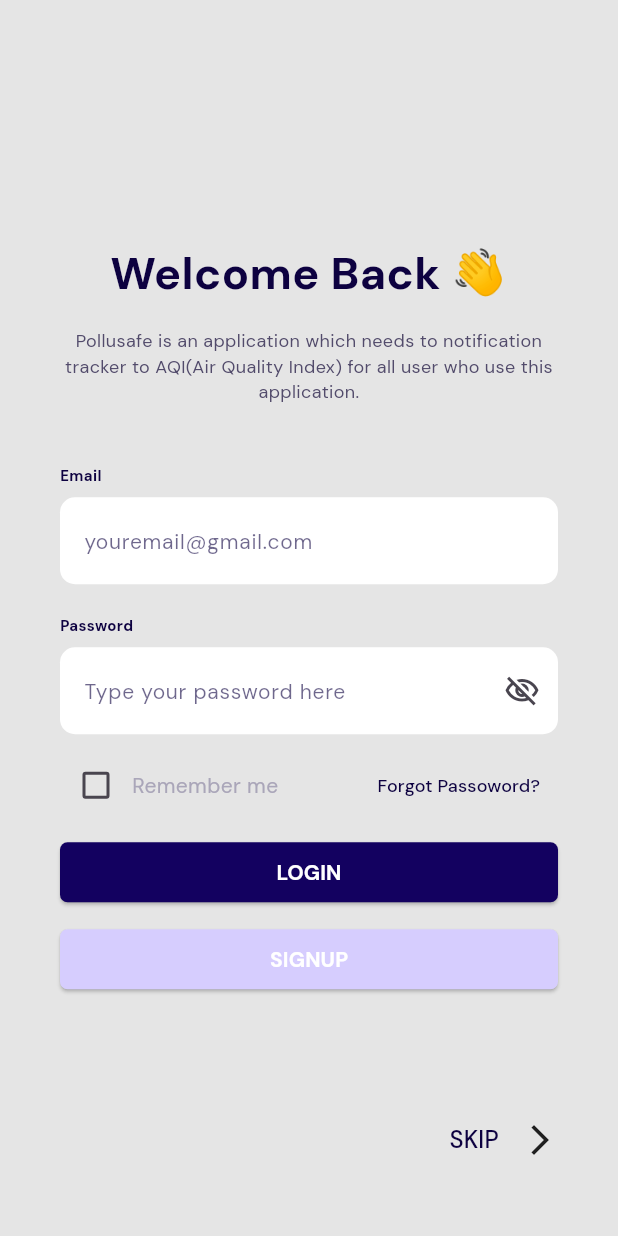
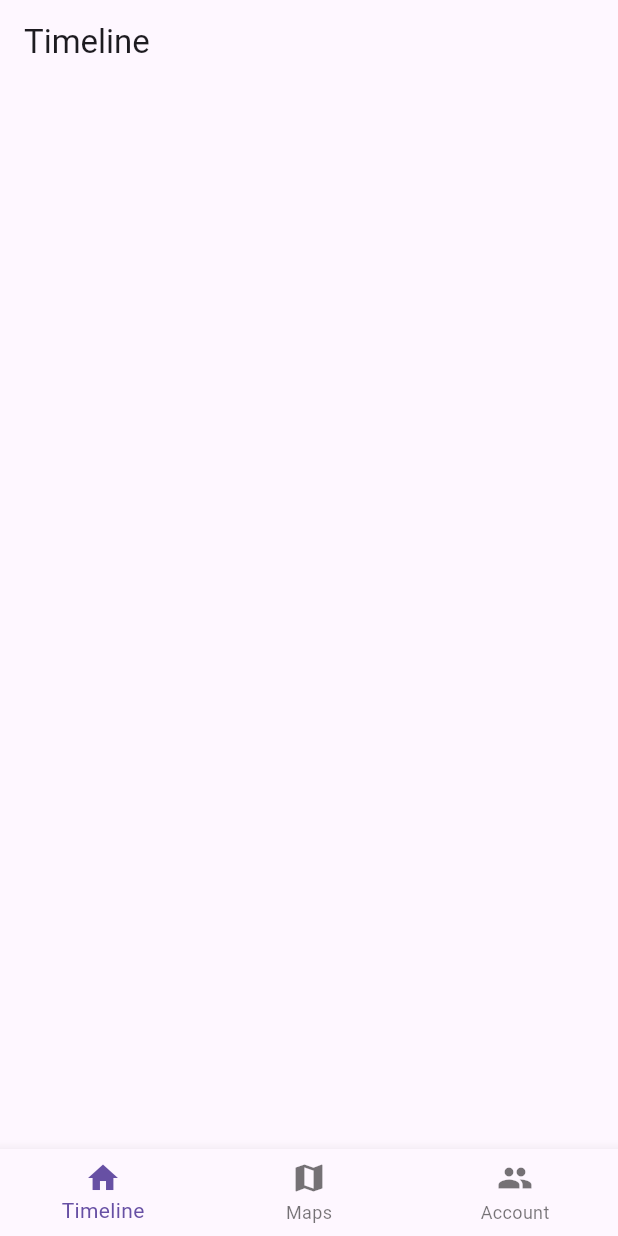
Before and after one commit to ditorizkyka/Pollusafe-App, a Flutter app: the screen it shows after launch, after a tap on "SKIP", on a phone screen of 412 x 824 dp. Run offline on Flutter 3.47's test engine with Material 3 defaults, Android fonts, the phone set to English and light mode, and no system bars; our stand-ins replace google_fonts.

Commit message:
MainPages created

```diff
--- a/lib/main.dart
+++ b/lib/main.dart
@@ -1,18 +1,22 @@
 import 'package:flutter/material.dart';
+import 'pages/main_Pages.dart';
 import 'pages/login_page.dart';
 
 void main() {
-  runApp(const MyApp());
+  runApp(const MainRouting());
 }
 
-class MyApp extends StatelessWidget {
-  const MyApp({super.key});
+class MainRouting extends StatelessWidget {
+  const MainRouting({super.key});
 
   @override
-  Widget build(BuildContext context){
+  Widget build(BuildContext context) {
     return MaterialApp(
-      debugShowCheckedModeBanner: false,
-      home : LoginPage(),
+      initialRoute: "/loginpage",
+      routes: {
+        "/loginpage": (context) => const LoginPage(),
+        "/mainpage": (context) => const MainPage(),
+      },
     );
   }
 }
--- /dev/null
+++ b/lib/pages/account_page.dart
@@ -0,0 +1,19 @@
+import 'package:flutter/material.dart';
+
+class AccountPage extends StatefulWidget {
+  const AccountPage({super.key});
+
+  @override
+  State<AccountPage> createState() => _AccountPageState();
+}
+
+class _AccountPageState extends State<AccountPage> {
+  @override
+  Widget build(BuildContext context) {
+    return MaterialApp(
+      home: Scaffold(
+        appBar: AppBar(title: Text("Account"),),
+      ),
+    );
+  }
+}
--- a/lib/pages/login_page.dart
+++ b/lib/pages/login_page.dart
@@ -1,6 +1,7 @@
 import 'package:flutter/material.dart';
 // import 'package:google_fonts/google_fonts.dart';
 import 'package:latlogin_page/components/constans.dart';
+import 'package:latlogin_page/pages/main_Pages.dart';
 
 class LoginPage extends StatefulWidget {
   const LoginPage({super.key});
@@ -13,7 +14,6 @@ class _LoginPageState extends State<LoginPage> {
   bool? _checked = false;
 
   final usernameController = TextEditingController();
-
   final passwordController = TextEditingController();
 
   @override
@@ -21,15 +21,20 @@ class _LoginPageState extends State<LoginPage> {
     return MaterialApp(
       home: Scaffold(
           backgroundColor: bgColor,
-          body: Center(
+          body: SafeArea(
+            child: Center(
               child: Stack(children: [
+                ListView(
+                  children: [
                     Container(
                       margin: const EdgeInsets.symmetric(horizontal: 40),
                       child: Column(
+
                         mainAxisAlignment: MainAxisAlignment.center,
                         children: [
+                          SizedBox(height: 90,),
                           Text(
-                      "Welcome Back 👋",
+                            "Welcome Back!",
                             style: primaryTextStyle.copyWith(
                                 fontSize: 30, fontWeight: FontWeight.bold),
                           ),
@@ -67,7 +72,8 @@ class _LoginPageState extends State<LoginPage> {
                                         hintStyle: secondaryTextStyle.copyWith(
                                             color: textColor1.withOpacity(0.6),
                                             fontSize: 14),
-                                  contentPadding: const EdgeInsets.symmetric(
+                                        contentPadding:
+                                            const EdgeInsets.symmetric(
                                                 horizontal: 16, vertical: 17),
                                         border: InputBorder.none),
                                   )),
@@ -95,13 +101,14 @@ class _LoginPageState extends State<LoginPage> {
                                       color: white1),
                                   child: TextField(
                                     decoration: InputDecoration(
-                                  suffixIcon:
-                                      const Icon(Icons.visibility_off_outlined),
+                                        suffixIcon: const Icon(
+                                            Icons.visibility_off_outlined),
                                         hintText: "Type your password here",
                                         hintStyle: secondaryTextStyle.copyWith(
                                             color: textColor1.withOpacity(0.6),
                                             fontSize: 14),
-                                  contentPadding: const EdgeInsets.symmetric(
+                                        contentPadding:
+                                            const EdgeInsets.symmetric(
                                                 horizontal: 16, vertical: 17),
                                         border: InputBorder.none),
                                   )),
@@ -138,7 +145,8 @@ class _LoginPageState extends State<LoginPage> {
                                     onPressed: () {},
                                     child: Text(
                                       "Forgot Passoword?",
-                                style: primaryTextStyle.copyWith(fontSize: 12),
+                                      style: primaryTextStyle.copyWith(
+                                          fontSize: 12),
                                     ))
                               ],
                             ),
@@ -184,6 +192,7 @@ class _LoginPageState extends State<LoginPage> {
                         ],
                       ),
                     ),
+                    SizedBox(height: 50,),
                     Container(
                       padding: const EdgeInsets.all(40),
                       alignment: Alignment.bottomRight,
@@ -191,7 +200,11 @@ class _LoginPageState extends State<LoginPage> {
                         mainAxisAlignment: MainAxisAlignment.end,
                         children: [
                           TextButton(
-                      onPressed: () {},
+                            onPressed: () {
+                              Navigator.pushReplacement(context, MaterialPageRoute(builder: (context){
+                                return const MainPage();
+                              }) );
+                            },
                             child: Text(
                               "SKIP",
                               style: primaryTextStyle.copyWith(fontSize: 16),
@@ -204,7 +217,10 @@ class _LoginPageState extends State<LoginPage> {
                         ],
                       ),
                     )
+                  ],
+                )
               ]),
+            ),
           )),
     );
   }
--- /dev/null
+++ b/lib/pages/main_Pages.dart
@@ -0,0 +1,47 @@
+import 'package:flutter/cupertino.dart';
+import 'package:flutter/material.dart';
+import 'package:latlogin_page/pages/account_page.dart';
+import 'package:latlogin_page/pages/map_page.dart';
+import 'package:latlogin_page/pages/timeline_pages.dart';
+
+class MainPage extends StatefulWidget {
+  const MainPage({super.key});
+
+  @override
+  State<MainPage> createState() => _MainPageState();
+}
+
+class _MainPageState extends State<MainPage> {
+  int indexOptions = 0;
+
+  final List<Widget> menuOptions = [
+    const TimelinePage(),
+    const MapsPage(),
+    const AccountPage(),
+  ];
+
+  void onMenuTapped(int index) {
+    setState(() {
+      indexOptions = index;
+    });
+  }
+
+  @override
+  Widget build(BuildContext context) {
+    return MaterialApp(
+        home: Scaffold(
+      bottomNavigationBar: BottomNavigationBar(
+        items:const [
+          BottomNavigationBarItem(
+            icon: Icon(Icons.home),
+            label: "Timeline",
+          ),
+          BottomNavigationBarItem(icon: Icon(Icons.map), label: "Maps"),
+          BottomNavigationBarItem(icon: Icon(Icons.people), label: "Account"),
+        ],
+        onTap: onMenuTapped ,
+      ),
+      body: menuOptions[indexOptions],
+    ));
+  }
+}
--- /dev/null
+++ b/lib/pages/map_page.dart
@@ -0,0 +1,19 @@
+import 'package:flutter/material.dart';
+
+class MapsPage extends StatefulWidget {
+  const MapsPage({super.key});
+
+  @override
+  State<MapsPage> createState() => _MapsPageState();
+}
+
+class _MapsPageState extends State<MapsPage> {
+  @override
+  Widget build(BuildContext context) {
+    return MaterialApp(
+      home: Scaffold(
+        appBar: AppBar(title: Text("Maps"),),
+      ),
+    );
+  }
+}
--- /dev/null
+++ b/lib/pages/timeline_pages.dart
@@ -0,0 +1,19 @@
+import 'package:flutter/material.dart';
+
+class TimelinePage extends StatefulWidget {
+  const TimelinePage({super.key});
+
+  @override
+  State<TimelinePage> createState() => _TimelinePageState();
+}
+
+class _TimelinePageState extends State<TimelinePage> {
+  @override
+  Widget build(BuildContext context) {
+    return MaterialApp(
+      home: Scaffold(
+        appBar: AppBar(title: Text("Timeline"),),
+      ),
+    );
+  }
+}
```
Lines whose indentation alone changed are shown as unchanged.
